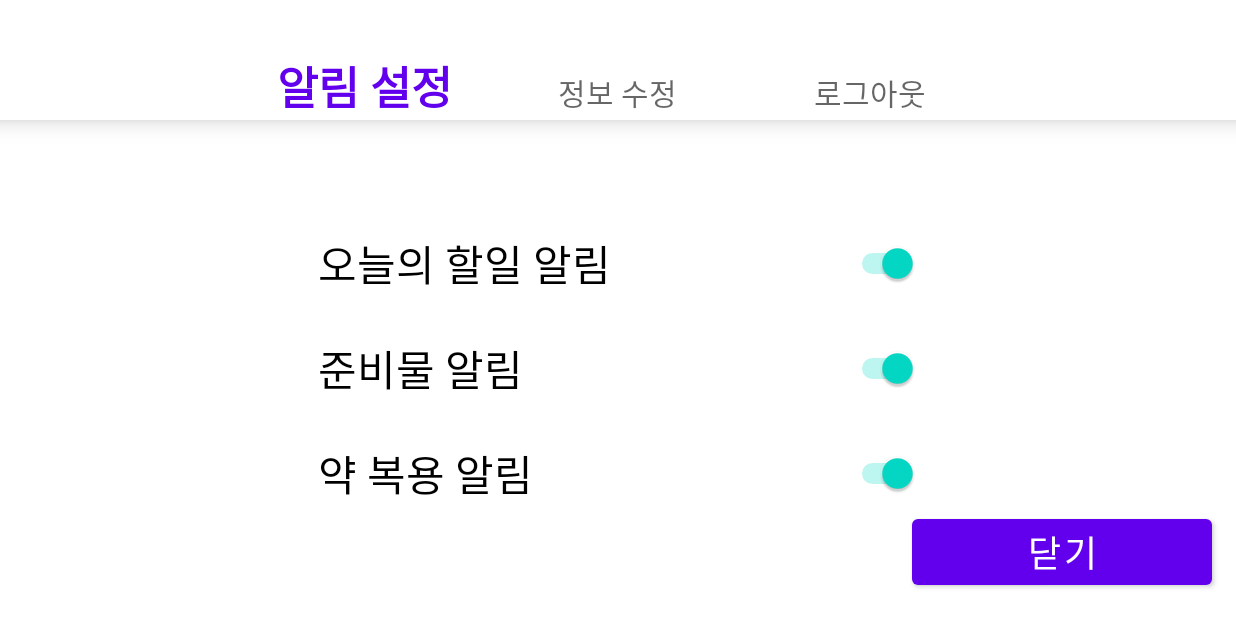
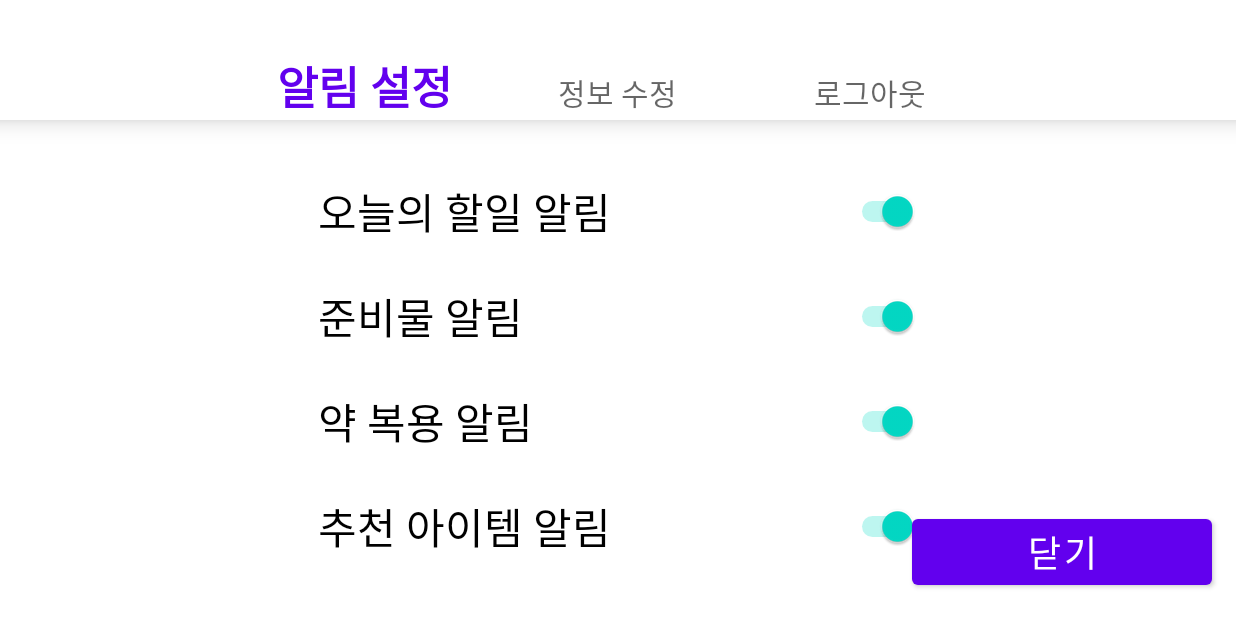
Before and after one commit to pu-ppym/knockknock, an Android app: the AlertSettingsFragment screen opened directly, with no data from a screen before it, on a phone screen of 824 x 412 dp (held sideways). Run offline under Robolectric (Android 15) with nearby library versions, the phone set to English and light mode, and no system bars.

Commit message:
update layout, add onoff

```diff
--- a/knockknock/app/src/main/AndroidManifest.xml
+++ b/knockknock/app/src/main/AndroidManifest.xml
@@ -59,6 +59,7 @@
         <activity
             android:name=".view.MainActivity"
             android:exported="true"
+            android:theme="@style/AppTheme.NoActionBar"
             android:screenOrientation="landscape"> <!-- landscape -> 가로화면 고정 -->
 
 
--- a/knockknock/app/src/main/java/com/example/knockknock/view/AlertSettingsFragment.java
+++ b/knockknock/app/src/main/java/com/example/knockknock/view/AlertSettingsFragment.java
@@ -61,7 +61,7 @@ public class AlertSettingsFragment extends Fragment {
         }
     }
 
-    private Switch switchTodayTask, switchReminder, switchMedicine;
+    private Switch switchTodayTask, switchReminder, switchMedicine, switchRecomm;
 
     @Override
     public View onCreateView(LayoutInflater inflater, ViewGroup container,
@@ -72,11 +72,13 @@ public class AlertSettingsFragment extends Fragment {
         switchTodayTask = view.findViewById(R.id.switch_today_task);
         switchReminder = view.findViewById(R.id.switch_reminder);
         switchMedicine = view.findViewById(R.id.switch_medicine);
+        switchRecomm = view.findViewById(R.id.switch_recomm);
 
         SharedPreferences preferences = PreferenceManager.getDefaultSharedPreferences(getContext());
         switchTodayTask.setChecked(preferences.getBoolean("today_task_enabled", true));
         switchReminder.setChecked(preferences.getBoolean("reminder_enabled", true));
         switchMedicine.setChecked(preferences.getBoolean("medicine_enabled", true));
+        switchRecomm.setChecked(preferences.getBoolean("recommended_enabled", true));
 
         switchTodayTask.setOnCheckedChangeListener((buttonView, isChecked) -> {
             SharedPreferences.Editor editor = preferences.edit();
@@ -96,6 +98,12 @@ public class AlertSettingsFragment extends Fragment {
             editor.apply();
         });
 
+        switchMedicine.setOnCheckedChangeListener((buttonView, isChecked) -> {
+            SharedPreferences.Editor editor = preferences.edit();
+            editor.putBoolean("recommended_enabled", isChecked);
+            editor.apply();
+        });
+
         Button buttonClose = view.findViewById(R.id.btn_close);
         buttonClose.setOnClickListener(new View.OnClickListener() {
             @Override
--- a/knockknock/app/src/main/java/com/example/knockknock/view/LoginActivity.java
+++ b/knockknock/app/src/main/java/com/example/knockknock/view/LoginActivity.java
@@ -74,6 +74,7 @@ public class LoginActivity extends AppCompatActivity {
 
                     // 메인 액티비티로 이동
                     Intent intent = new Intent(LoginActivity.this, MainActivity.class);
+                    intent.addFlags(Intent.FLAG_ACTIVITY_CLEAR_TASK | Intent.FLAG_ACTIVITY_NEW_TASK);
                     startActivity(intent);
                     finish();
                 } else {
--- a/knockknock/app/src/main/res/layout-land/fragment_alert_settings.xml
+++ b/knockknock/app/src/main/res/layout-land/fragment_alert_settings.xml
@@ -31,6 +31,13 @@
             android:layout_height="70dp"
             android:text="약 복용 알림"
             android:textSize="28sp" />
+
+        <Switch
+            android:id="@+id/switch_recomm"
+            android:layout_width="match_parent"
+            android:layout_height="70dp"
+            android:text="추천 아이템 알림"
+            android:textSize="28sp" />
     </LinearLayout>
 
     <Button
--- a/knockknock/app/src/main/res/layout/dialog_add_schedule.xml
+++ b/knockknock/app/src/main/res/layout/dialog_add_schedule.xml
@@ -10,7 +10,7 @@
         android:id="@+id/editTextTask"
         android:layout_width="400dp"
         android:layout_height="wrap_content"
-        android:hint="Task"
+        android:hint="일정을 입력하세요"
         android:textSize="24sp" />
 
     <EditText
@@ -18,7 +18,7 @@
         android:layout_width="400dp"
         android:layout_height="wrap_content"
         android:focusable="false"
-        android:hint="Schedule Date (yyyy-mm-dd)"
+        android:hint="일정 날짜를 선택하세요"
         android:inputType="date"
         android:textSize="24sp" />
 </LinearLayout>
--- a/knockknock/app/src/main/res/values/style.xml
+++ b/knockknock/app/src/main/res/values/style.xml
@@ -6,5 +6,8 @@
     <style name="MyTextAppearance.Active" parent="@style/TextAppearance.AppCompat.Caption">
         <item name="android:textSize">30sp</item>
     </style>
+    <style name="AppTheme.NoActionBar" parent="Theme.AppCompat.Light.NoActionBar">
+        <item name="android:windowFullscreen">true</item>
+    </style>
 </resources>
 <!-- 바텀 네비 메뉴 글자 속성 -->
--- a/knockknock/gradle/libs.versions.toml
+++ b/knockknock/gradle/libs.versions.toml
@@ -1,5 +1,5 @@
 [versions]
-agp = "8.7.0"
+agp = "8.6.0"
 junit = "4.13.2"
 junitVersion = "1.2.1"
 espressoCore = "3.6.1"
```
Also changed, not shown: knockknock/app/src/main/java/com/example/knockknock/view/MainActivity.java (+23 -8 lines), 2 other files.
